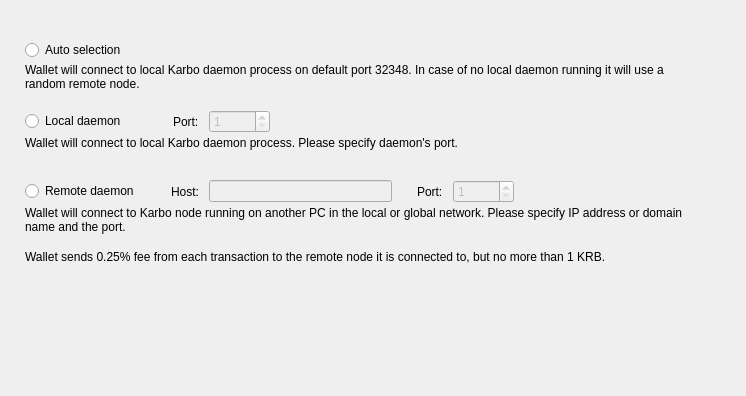
First picture: the form in src/Gui/Options/ConnectionOptionsFrame.ui, repository Karbovanets/Karbo-lite, before the edit.
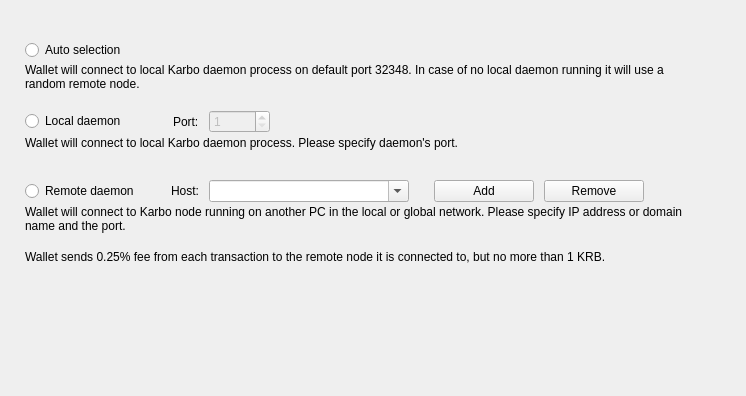
Second picture: the form after the edit. Custom widgets are drawn as their Qt base class.

Commit message: Added nodes list management in settings

Diff of the .ui file:
```diff
--- a/src/Gui/Options/ConnectionOptionsFrame.ui
+++ b/src/Gui/Options/ConnectionOptionsFrame.ui
@@ -296,9 +296,18 @@
          </widget>
         </item>
         <item>
-         <widget class="QLineEdit" name="m_remoteHostEdit">
-          <property name="enabled">
-           <bool>false</bool>
+         <widget class="QComboBox" name="remoteNodesComboBox">
+          <property name="minimumSize">
+           <size>
+            <width>200</width>
+            <height>0</height>
+           </size>
+          </property>
+          <property name="editable">
+           <bool>true</bool>
+          </property>
+          <property name="insertPolicy">
+           <enum>QComboBox::InsertAtTop</enum>
           </property>
          </widget>
         </item>
@@ -319,25 +328,52 @@
          </spacer>
         </item>
         <item>
-         <widget class="QLabel" name="label_3">
+         <widget class="WalletGui::WalletNormalBlueButton" name="addNodeButton">
+          <property name="sizePolicy">
+           <sizepolicy hsizetype="Preferred" vsizetype="Fixed">
+            <horstretch>0</horstretch>
+            <verstretch>0</verstretch>
+           </sizepolicy>
+          </property>
+          <property name="minimumSize">
+           <size>
+            <width>100</width>
+            <height>0</height>
+           </size>
+          </property>
+          <property name="baseSize">
+           <size>
+            <width>150</width>
+            <height>0</height>
+           </size>
+          </property>
           <property name="text">
-           <string>Port:</string>
+           <string>Add</string>
           </property>
          </widget>
         </item>
-        <item alignment="Qt::AlignVCenter">
-         <widget class="QSpinBox" name="m_remotePortSpin">
-          <property name="enabled">
-           <bool>false</bool>
+        <item>
+         <widget class="WalletGui::WalletNormalBlueButton" name="removeNodeButton">
+          <property name="sizePolicy">
+           <sizepolicy hsizetype="Preferred" vsizetype="Fixed">
+            <horstretch>0</horstretch>
+            <verstretch>0</verstretch>
+           </sizepolicy>
           </property>
-          <property name="minimum">
-           <number>1</number>
+          <property name="minimumSize">
+           <size>
+            <width>100</width>
+            <height>0</height>
+           </size>
           </property>
-          <property name="maximum">
-           <number>65535</number>
+          <property name="baseSize">
+           <size>
+            <width>150</width>
+            <height>0</height>
+           </size>
           </property>
-          <property name="value">
-           <number>1</number>
+          <property name="text">
+           <string>Remove</string>
           </property>
          </widget>
         </item>
@@ -348,7 +384,7 @@
           </property>
           <property name="sizeHint" stdset="0">
            <size>
-            <width>40</width>
+            <width>30</width>
             <height>20</height>
            </size>
           </property>
@@ -411,6 +447,11 @@
    <extends>QLabel</extends>
    <header>Gui/Common/WalletTextLabel.h</header>
   </customwidget>
+  <customwidget>
+   <class>WalletGui::WalletNormalBlueButton</class>
+   <extends>QPushButton</extends>
+   <header>Gui/Common/WalletBlueButton.h</header>
+  </customwidget>
  </customwidgets>
  <resources/>
  <connections>
```
Left out of the diff: 99 changed lines with no effect on the pictures. The commit also changes 10 other files.
